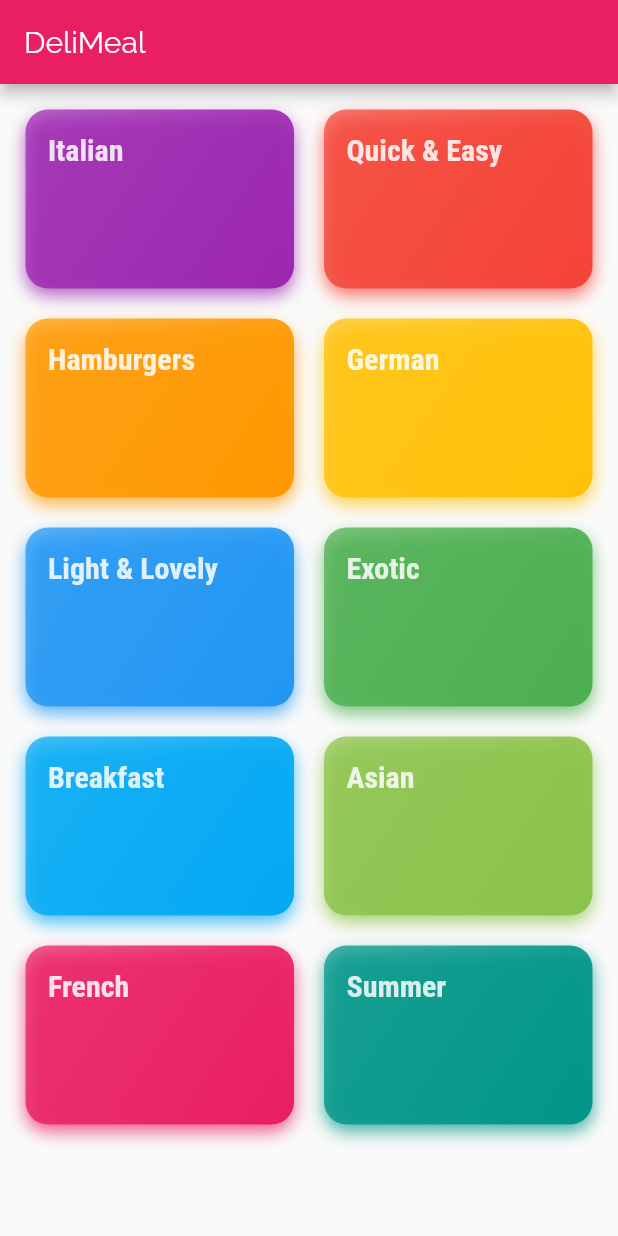
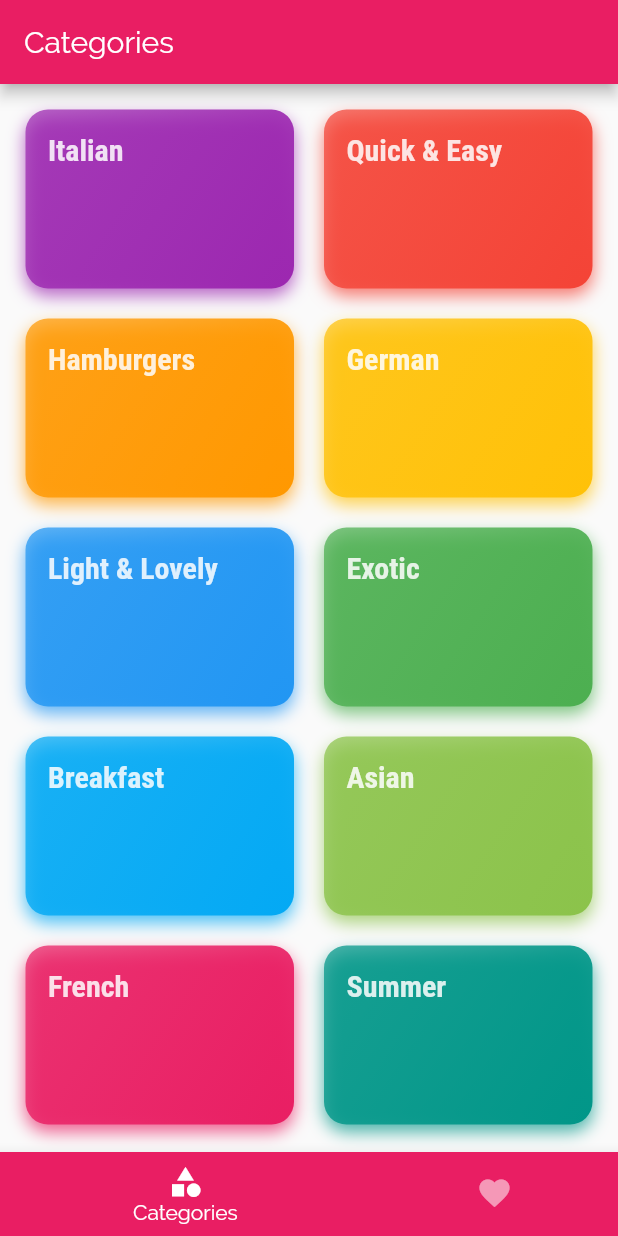
Before and after one commit to JyotinderSingh/Recipes-App-in-Flutter, a Flutter app: the screen it shows after launch, on a phone screen of 412 x 824 dp. Run offline on Flutter 3.47's test engine with Material 2 defaults, Android fonts, the phone set to English and light mode, and no system bars.

```diff
--- a/lib/main.dart
+++ b/lib/main.dart
@@ -1,5 +1,6 @@
 import 'package:flutter/material.dart';
 
+import './screens/tabs_screen.dart';
 import './screens/meal_detail_screen.dart';
 import './screens/category_meals_screen.dart';
 import './screens/categories_screen.dart';
@@ -35,7 +36,7 @@ class MyApp extends StatelessWidget {
       initialRoute: '/', // default is '/'
       // home: CategoriesScreen(),
       routes: {
-        '/': (ctx) => CategoriesScreen(),
+        '/': (ctx) => TabsScreen(),
         CategoryMealsScreen.routeName: (ctx) => CategoryMealsScreen(),
         MealDetailScreen.routeName: (ctx) => MealDetailScreen(),
       },
--- a/lib/screens/categories_screen.dart
+++ b/lib/screens/categories_screen.dart
@@ -11,13 +11,7 @@ class CategoriesScreen extends StatefulWidget {
 class _CategoriesScreenState extends State<CategoriesScreen> {
   @override
   Widget build(BuildContext context) {
-    return Scaffold(
-      appBar: AppBar(
-        title: const Text(
-          'DeliMeal',
-        ),
-      ),
-      body: GridView(
+    return GridView(
       padding: const EdgeInsets.all(17),
       children: DUMMY_CATEGORIES
           .map((catData) => CategoryItem(
@@ -32,7 +26,6 @@ class _CategoriesScreenState extends State<CategoriesScreen> {
         crossAxisSpacing: 20,
         mainAxisSpacing: 20,
       ),
-      ),
     );
   }
 }
--- /dev/null
+++ b/lib/screens/favourites_screen.dart
@@ -0,0 +1,10 @@
+import 'package:flutter/material.dart';
+
+class FavouritesScreen extends StatelessWidget {
+  @override
+  Widget build(BuildContext context) {
+    return Center(
+      child: Text('The Favourites'),
+    );
+  }
+}
--- /dev/null
+++ b/lib/screens/tabs_screen.dart
@@ -0,0 +1,51 @@
+import 'package:flutter/material.dart';
+
+import './favourites_screen.dart';
+import './categories_screen.dart';
+
+class TabsScreen extends StatefulWidget {
+  @override
+  _TabsScreenState createState() => _TabsScreenState();
+}
+
+class _TabsScreenState extends State<TabsScreen> {
+  final List<Map<String, Object>> _pages = [
+    {'page': CategoriesScreen(), 'title': 'Categories'},
+    {'page': FavouritesScreen(), 'title': 'Favourites'},
+  ];
+  int _selectedPageIndex = 0;
+
+  void _selectPage(int index) {
+    setState(() {
+      _selectedPageIndex = index;
+    });
+  }
+
+  @override
+  Widget build(BuildContext context) {
+    return Scaffold(
+      appBar: AppBar(
+        title: Text(_pages[_selectedPageIndex]['title']),
+      ),
+      body: _pages[_selectedPageIndex]['page'],
+      bottomNavigationBar: BottomNavigationBar(
+        onTap: _selectPage,
+        backgroundColor: Theme.of(context).primaryColor,
+        unselectedItemColor: Colors.white54,
+        selectedItemColor: Colors.white,
+        currentIndex: _selectedPageIndex,
+        type: BottomNavigationBarType.shifting,
+        items: [
+          BottomNavigationBarItem(
+              backgroundColor: Theme.of(context).primaryColor,
+              icon: Icon(Icons.category),
+              title: Text('Categories')),
+          BottomNavigationBarItem(
+              backgroundColor: Theme.of(context).primaryColor,
+              icon: Icon(Icons.favorite),
+              title: Text('Favourites')),
+        ],
+      ),
+    );
+  }
+}
```
Lines whose indentation alone changed are shown as unchanged.
